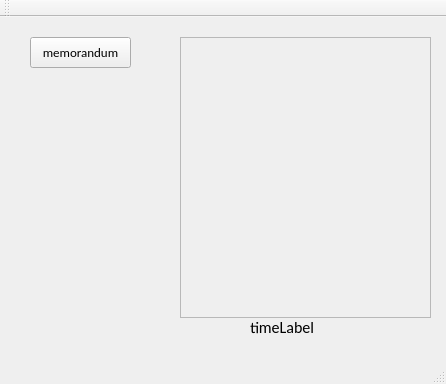
This is PersonalQtManager/PersonalQtManager/PersonalQtManager.ui in Small-wolf-sy/PersonaManager as Qt 5 draws it before an edit. The edited form follows.
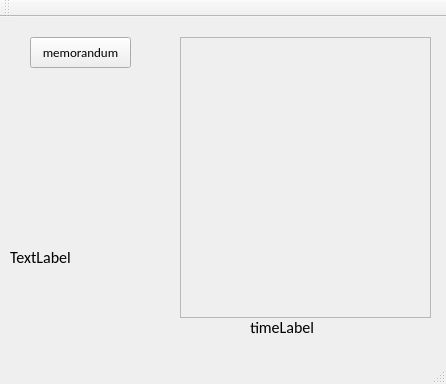
This is the edited form.

```diff
--- a/PersonalQtManager/PersonalQtManager/PersonalQtManager.ui
+++ b/PersonalQtManager/PersonalQtManager/PersonalQtManager.ui
@@ -84,6 +84,25 @@
      <string>timeLabel</string>
     </property>
    </widget>
+   <widget class="QLabel" name="CPULabel">
+    <property name="geometry">
+     <rect>
+      <x>10</x>
+      <y>220</y>
+      <width>121</width>
+      <height>41</height>
+     </rect>
+    </property>
+    <property name="font">
+     <font>
+      <family>Calibri</family>
+      <pointsize>12</pointsize>
+     </font>
+    </property>
+    <property name="text">
+     <string>TextLabel</string>
+    </property>
+   </widget>
   </widget>
   <widget class="QMenuBar" name="menuBar">
    <property name="geometry">
```
